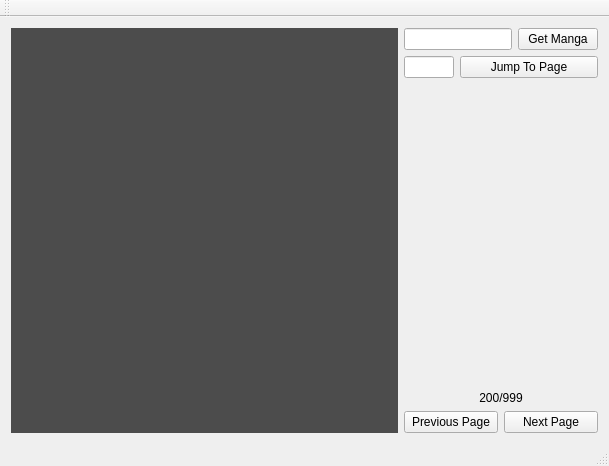
Qt form mainwindow.ui (joe-broder15/mango) before a commit.
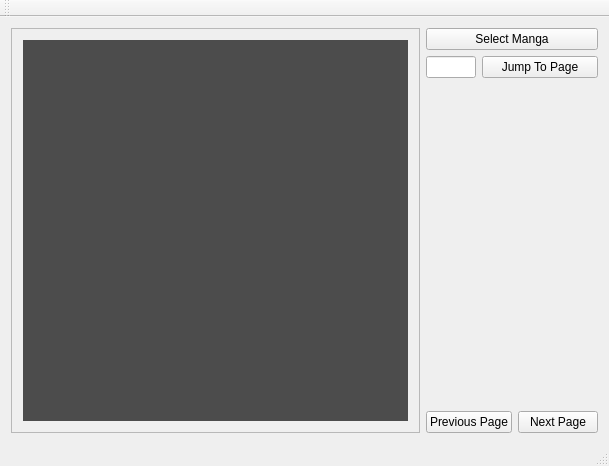
The same form after that commit.

Commit message: Image Scrolling and File Browsing

Diff of the .ui file:
```diff
--- a/mainwindow.ui
+++ b/mainwindow.ui
@@ -14,10 +14,25 @@
    <string>MainWindow</string>
   </property>
   <widget class="QWidget" name="centralWidget">
-   <layout class="QVBoxLayout" name="verticalLayout_2">
+   <layout class="QVBoxLayout" name="verticalLayout_3">
     <item>
      <layout class="QHBoxLayout" name="horizontalLayout_3">
       <item>
+       <widget class="QScrollArea" name="scrollArea">
+        <property name="widgetResizable">
+         <bool>true</bool>
+        </property>
+        <widget class="QWidget" name="scrollAreaWidgetContents_2">
+         <property name="geometry">
+          <rect>
+           <x>0</x>
+           <y>0</y>
+           <width>331</width>
+           <height>382</height>
+          </rect>
+         </property>
+         <layout class="QVBoxLayout" name="verticalLayout_2">
+          <item>
        <widget class="QLabel" name="pageDisplay">
         <property name="sizePolicy">
          <sizepolicy hsizetype="Expanding" vsizetype="Minimum">
@@ -36,24 +51,18 @@
         </property>
        </widget>
       </item>
+         </layout>
+        </widget>
+       </widget>
+      </item>
       <item>
        <layout class="QVBoxLayout" name="verticalLayout_4">
         <item>
          <layout class="QHBoxLayout" name="horizontalLayout_2">
-          <item>
-           <widget class="QLineEdit" name="getMangaLineEdit">
-            <property name="sizePolicy">
-             <sizepolicy hsizetype="Minimum" vsizetype="Fixed">
-              <horstretch>0</horstretch>
-              <verstretch>0</verstretch>
-             </sizepolicy>
-            </property>
-           </widget>
-          </item>
           <item>
            <widget class="QPushButton" name="getMangaButton">
             <property name="text">
-             <string>Get Manga</string>
+             <string>Select Manga</string>
             </property>
            </widget>
           </item>
@@ -104,7 +113,7 @@
           <item>
            <widget class="QLabel" name="pageLabel">
             <property name="text">
-             <string>200/999</string>
+             <string/>
             </property>
             <property name="alignment">
              <set>Qt::AlignCenter</set>
```
Lines whose indentation alone changed are shown as unchanged. The commit also changes 2 other files.
